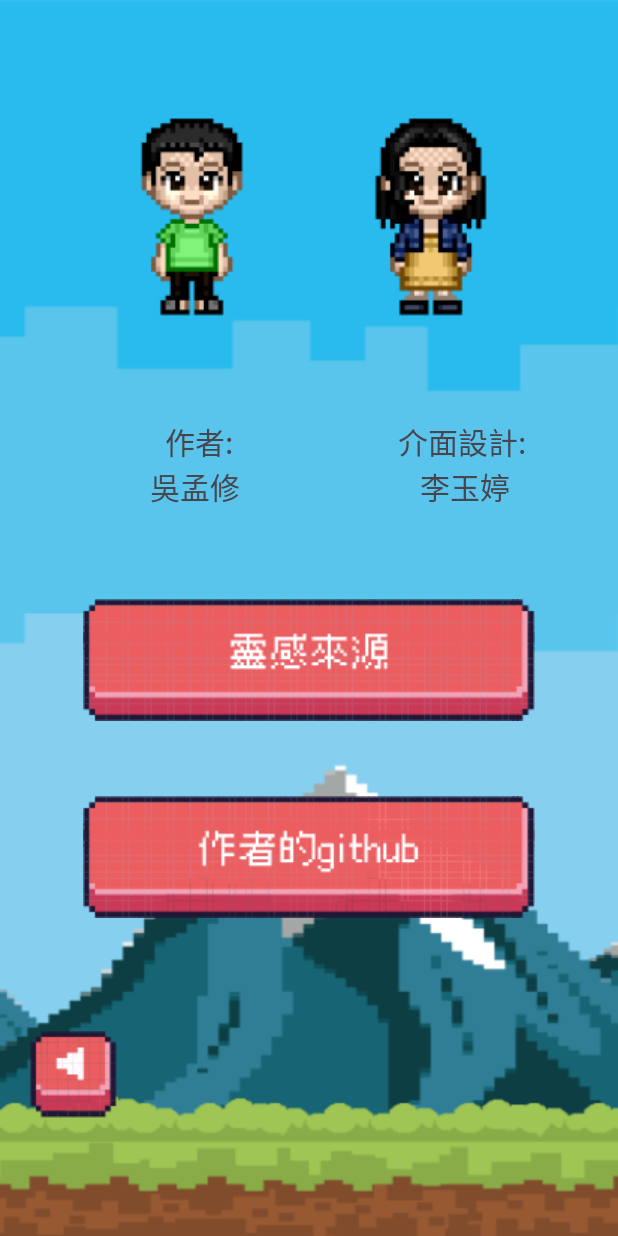
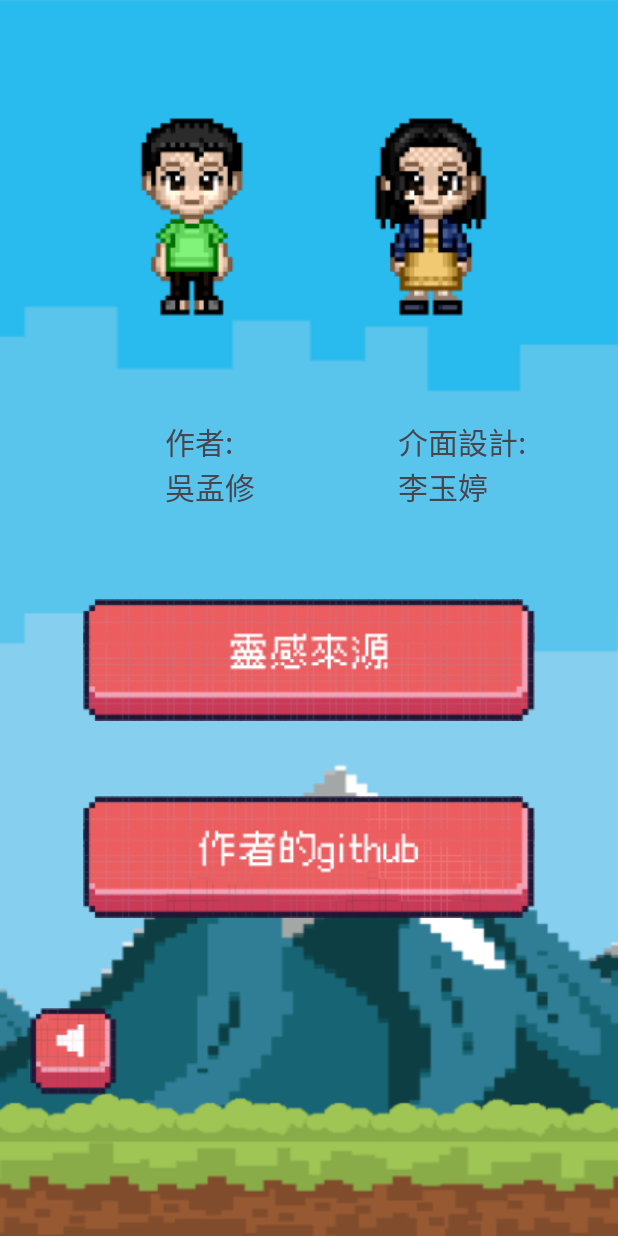
Before and after one commit to david26991790/lunchbox, an Android app: the AuthPage screen opened directly, with no data from a screen before it, on a phone screen of 412 x 824 dp. Run offline under Robolectric (Android 15) with nearby library versions, the phone set to English and light mode, and no system bars.

Commit message:
20230707

```diff
--- a/app/src/main/res/layout/activity_authpage.xml
+++ b/app/src/main/res/layout/activity_authpage.xml
@@ -37,8 +37,8 @@
         <TextView
             android:layout_width="wrap_content"
             android:layout_height="match_parent"
+            android:fontFamily="@font/lunchword"
             android:layout_marginLeft="110dp"
-            android:fontFamily="@font/lunchword"
             android:text="作者:"
             android:textSize="20dp" />
 
@@ -54,20 +54,21 @@
     <LinearLayout
         android:layout_width="match_parent"
         android:layout_height="wrap_content"
+        android:layout_gravity="center"
         android:orientation="horizontal">
 
         <TextView
             android:layout_width="wrap_content"
             android:layout_height="match_parent"
-            android:layout_marginLeft="100dp"
             android:fontFamily="@font/lunchword"
+            android:layout_marginLeft="110dp"
             android:text="吳孟修"
             android:textSize="20dp" />
 
         <TextView
             android:layout_width="wrap_content"
             android:layout_height="match_parent"
-            android:layout_marginLeft="120dp"
+            android:layout_marginLeft="95dp"
             android:fontFamily="@font/lunchword"
             android:text="李玉婷"
             android:textSize="20dp" />
@@ -94,7 +95,7 @@
         android:layout_height="wrap_content"
         android:layout_gravity="bottom"
         android:layout_marginLeft="20dp"
-        android:layout_marginTop="75dp"
+        android:layout_marginTop="60dp"
         android:background="#00ffffff"
         android:onClick="go_mainpage"
         android:src="@drawable/homebutton" /> />
--- a/app/src/main/res/layout/activity_main.xml
+++ b/app/src/main/res/layout/activity_main.xml
@@ -14,7 +14,7 @@
         android:layout_gravity="center"
         android:layout_marginTop="120dp"
         android:gravity="center"
-        android:src="@drawable/maintitle"
+        android:src="@drawable/maintitle1"
         android:onClick="go_random"
         android:textSize="24dp"
         />
@@ -25,7 +25,7 @@
         android:layout_gravity="center"
         android:layout_marginTop="110dp"
         android:background="#00ffffff"
-        android:src="@drawable/maintitle1" />
+        android:src="@drawable/maintitle" />
 
     <LinearLayout
         android:layout_width="match_parent"
```
